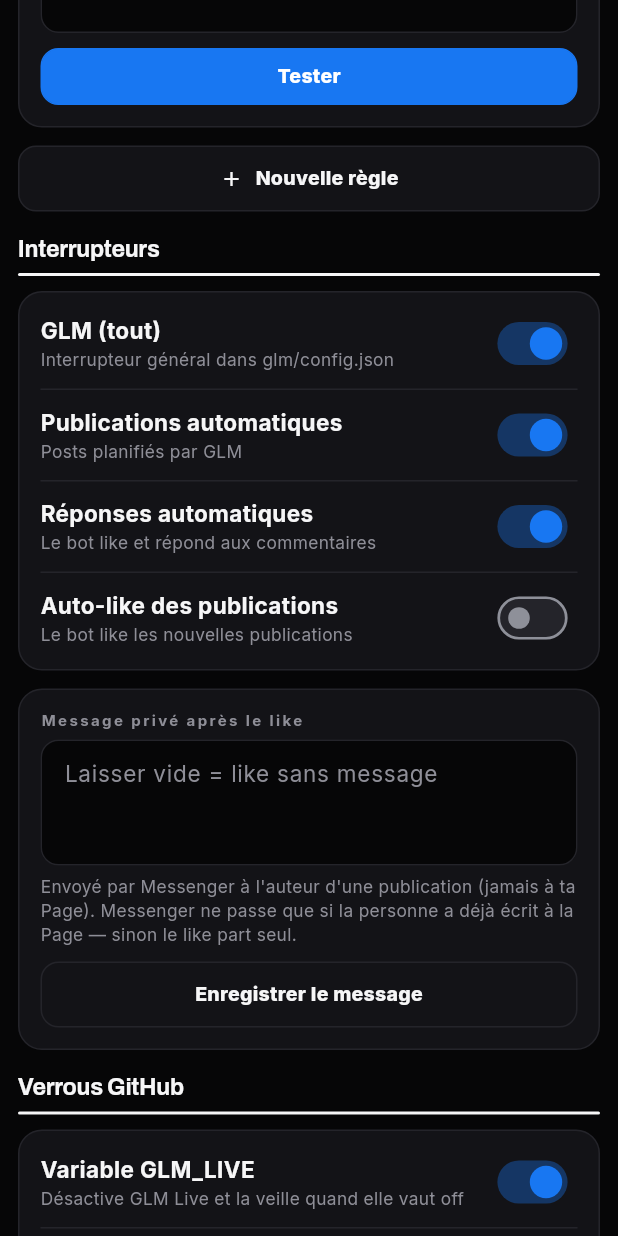
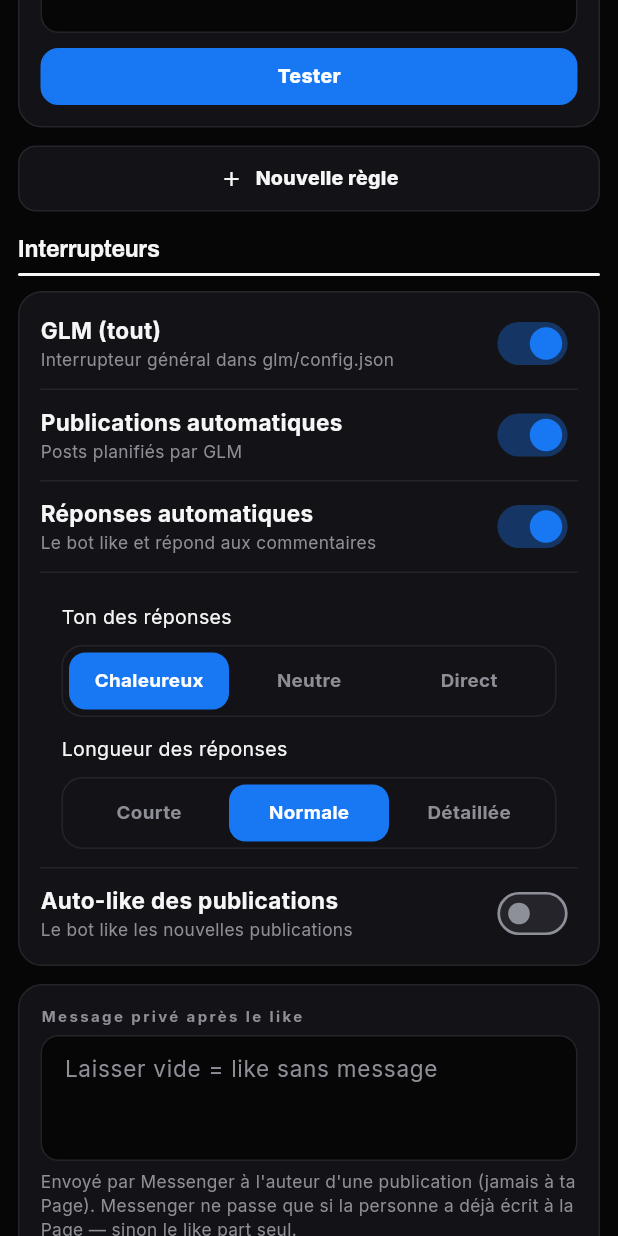
Before and after one commit to kidasniger/kidas-controle, a Flutter app: the BotRulesScreen widget shown alone on an empty page, opened directly, scrolled down 576 dp, on a phone screen of 412 x 824 dp. Run offline on Flutter 3.47's test engine with Material 3 defaults, Android fonts, the phone set to English and light mode, and no system bars; our stand-ins replace file_picker, flutter_local_notifications, flutter_secure_storage, local_auth; accounts and stored records are empty; network calls fail.

Commit message:
Réglages des réponses auto (ma liste 7) dans Bot et Règles : sous l'interrupteur Réponses automatiques, sélecteurs Ton (Chaleureux, Neutre, Direct) et Longueur (Courte, Normale, Détaillée) — écrits dans glm/config.json clé reponses (ton, longueur) que le bot lit dans ses deux moteurs de réponses, journal et toast, rendu immédiat du sélecteur

```diff
--- a/lib/screens/bot_rules.dart
+++ b/lib/screens/bot_rules.dart
@@ -203,6 +203,62 @@ class _BotRulesScreenState extends State<BotRulesScreen> {
       return c;
     }, '$libelle ${v ? 'activé' : 'désactivé'}');
   }
+
+  /* ton et longueur des réponses automatiques (glm/config.json, clé reponses) */
+
+  static const _tons = ['chaleureux', 'neutre', 'direct'];
+  static const _tonLabels = ['Chaleureux', 'Neutre', 'Direct'];
+  static const _longueurs = ['courte', 'normale', 'detaillee'];
+  static const _longueurLabels = ['Courte', 'Normale', 'Détaillée'];
+
+  String _valReponses(String cle, String defaut) =>
+      asObj(_bot?.cfg['reponses']).os(cle, defaut);
+
+  int _idxTon() {
+    final i = _tons.indexOf(_valReponses('ton', 'chaleureux'));
+    return i < 0 ? 0 : i;
+  }
+
+  int _idxLongueur() {
+    final i = _longueurs.indexOf(_valReponses('longueur', 'normale'));
+    return i < 0 ? 1 : i;
+  }
+
+  /* rendu immédiat du sélecteur : mutation locale du cfg déjà chargé */
+  void _cfgLocal(String cle, String valeur) {
+    final b = _bot;
+    if (b == null) return;
+    final r = asObj(b.cfg['reponses']);
+    r[cle] = valeur;
+    b.cfg['reponses'] = r;
+  }
+
+  Future<void> _setReponses(String cle, String valeur, String libelle) async {
+    try {
+      await Api.updateJson('glm/config.json', false, (cur) {
+        final o = asObj(cur);
+        final r = asObj(o['reponses']);
+        r[cle] = valeur;
+        o['reponses'] = r;
+        return o;
+      }, libelle);
+      await Journal.ajoute('bot', libelle);
+      if (!mounted) return;
+      setState(() => _cfgLocal(cle, valeur));
+      kToast(context, '$libelle enregistré.');
+    } catch (e) {
+      if (mounted) kToast(context, Api.hint(e), bad: true);
+    }
+  }
+
+  Future<void> _setTon(int i) =>
+      _setReponses('ton', _tons[i], 'Ton des réponses : ${_tonLabels[i]}');
+
+  Future<void> _setLongueur(int i) => _setReponses(
+    'longueur',
+    _longueurs[i],
+    'Longueur des réponses : ${_longueurLabels[i]}',
+  );
 
   /* ---------- message privé facultatif envoyé après le like auto ---------- */
 
@@ -487,6 +543,32 @@ class _BotRulesScreenState extends State<BotRulesScreen> {
                   desc: 'Le bot like et répond aux commentaires',
                   value: _nested('reponses'),
                   job: (v) => _setNested('reponses', v),
+                ),
+                const KDivider(),
+                Padding(
+                  padding: const EdgeInsets.fromLTRB(14, 10, 14, 2),
+                  child: Column(
+                    crossAxisAlignment: CrossAxisAlignment.start,
+                    children: [
+                      Text('Ton des réponses', style: T.body(c)),
+                      const SizedBox(height: 8),
+                      KSegmented(
+                        _tonLabels,
+                        sel: _idxTon(),
+                        onSelect: _setTon,
+                        fontSize: 12.5,
+                      ),
+                      const SizedBox(height: 12),
+                      Text('Longueur des réponses', style: T.body(c)),
+                      const SizedBox(height: 8),
+                      KSegmented(
+                        _longueurLabels,
+                        sel: _idxLongueur(),
+                        onSelect: _setLongueur,
+                        fontSize: 12.5,
+                      ),
+                    ],
+                  ),
                 ),
                 const KDivider(),
                 KSwitchRow(
```
